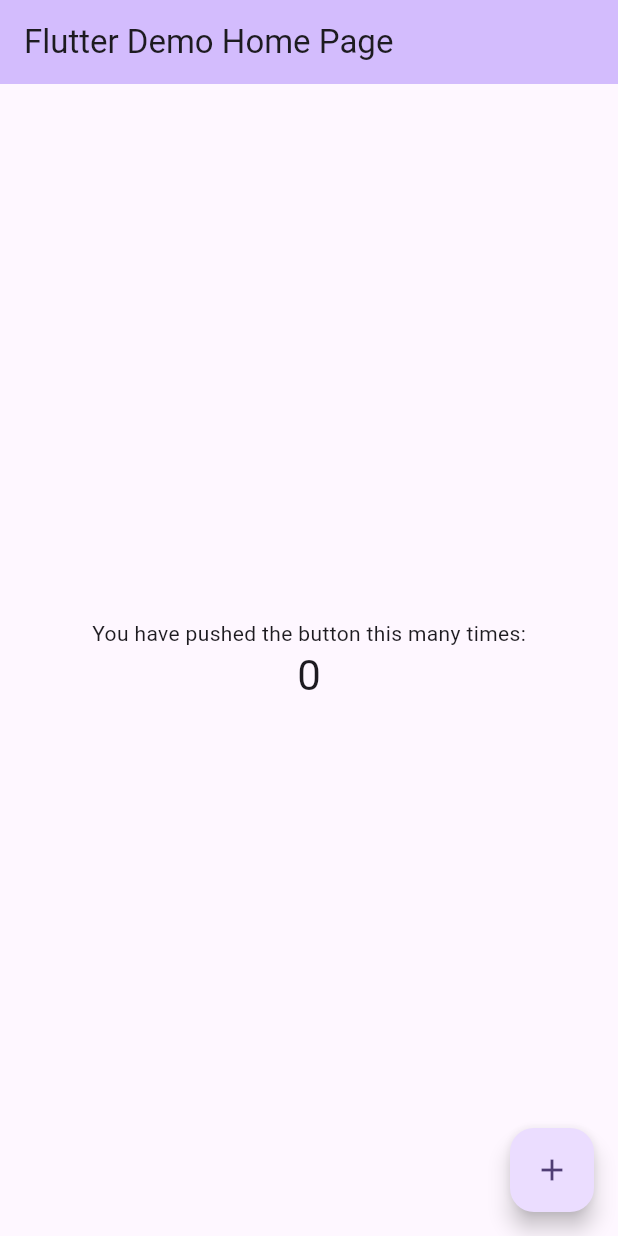
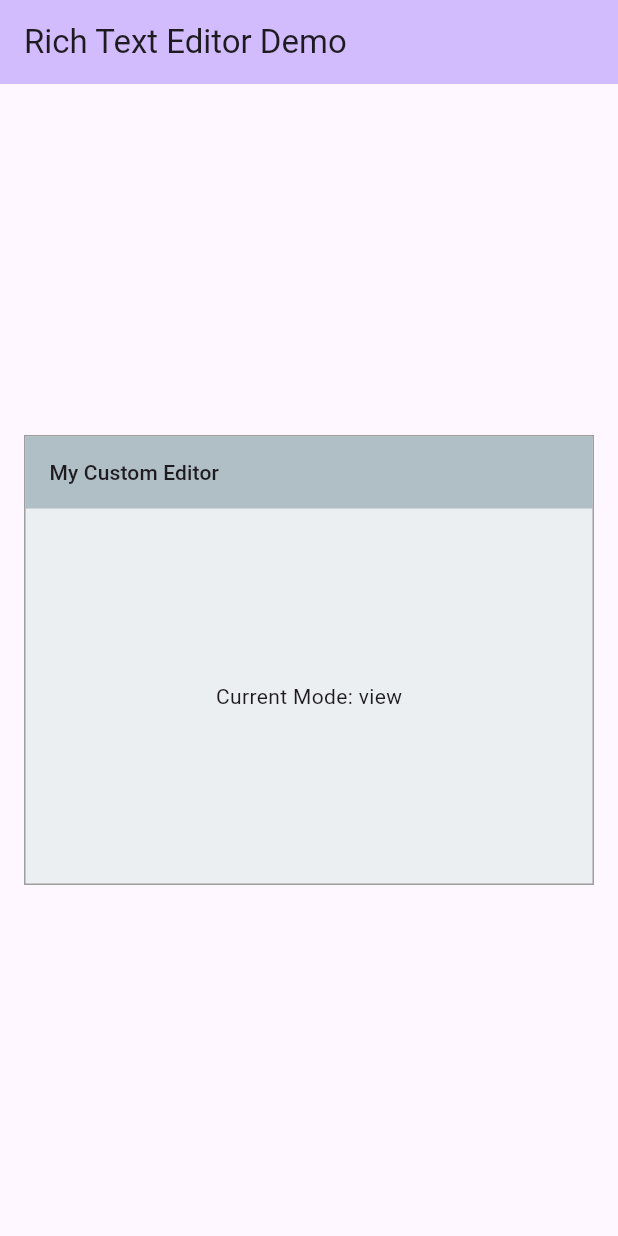
Before and after one commit to cretaDomain/rich_text_editor, a Flutter app: the screen it shows after launch, on a phone screen of 412 x 824 dp. Run offline on Flutter 3.47's test engine with Material 3 defaults, Android fonts, the phone set to English and light mode, and no system bars.

Commit message:
feat(widget): Complete Phase 1 with structure, parameters, and interactions

```diff
--- a/lib/main.dart
+++ b/lib/main.dart
@@ -1,4 +1,6 @@
 import 'package:flutter/material.dart';
+import 'package:rich_text_editor/src/controllers/rich_text_editor_controller.dart';
+import 'package:rich_text_editor/src/widgets/rich_text_editor.dart';
 
 void main() {
   runApp(const MyApp());
@@ -11,7 +13,7 @@ class MyApp extends StatelessWidget {
   @override
   Widget build(BuildContext context) {
     return MaterialApp(
-      title: 'Flutter Demo',
+      title: 'Rich Text Editor Demo',
       theme: ThemeData(
         // This is the theme of your application.
         //
@@ -31,7 +33,7 @@ class MyApp extends StatelessWidget {
         colorScheme: ColorScheme.fromSeed(seedColor: Colors.deepPurple),
         useMaterial3: true,
       ),
-      home: const MyHomePage(title: 'Flutter Demo Home Page'),
+      home: const MyHomePage(title: 'Rich Text Editor Demo'),
     );
   }
 }
@@ -55,17 +57,18 @@ class MyHomePage extends StatefulWidget {
 }
 
 class _MyHomePageState extends State<MyHomePage> {
-  int _counter = 0;
+  late RichTextEditorController _controller;
 
-  void _incrementCounter() {
-    setState(() {
-      // This call to setState tells the Flutter framework that something has
-      // changed in this State, which causes it to rerun the build method below
-      // so that the display can reflect the updated values. If we changed
-      // _counter without calling setState(), then the build method would not be
-      // called again, and so nothing would appear to happen.
-      _counter++;
-    });
+  @override
+  void initState() {
+    super.initState();
+    _controller = RichTextEditorController();
+  }
+
+  @override
+  void dispose() {
+    _controller.dispose();
+    super.dispose();
   }
 
   @override
@@ -89,37 +92,19 @@ class _MyHomePageState extends State<MyHomePage> {
       body: Center(
         // Center is a layout widget. It takes a single child and positions it
         // in the middle of the parent.
-        child: Column(
-          // Column is also a layout widget. It takes a list of children and
-          // arranges them vertically. By default, it sizes itself to fit its
-          // children horizontally, and tries to be as tall as its parent.
-          //
-          // Column has various properties to control how it sizes itself and
-          // how it positions its children. Here we use mainAxisAlignment to
-          // center the children vertically; the main axis here is the vertical
-          // axis because Columns are vertical (the cross axis would be
-          // horizontal).
-          //
-          // TRY THIS: Invoke "debug painting" (choose the "Toggle Debug Paint"
-          // action in the IDE, or press "p" in the console), to see the
-          // wireframe for each widget.
-          mainAxisAlignment: MainAxisAlignment.center,
-          children: <Widget>[
-            const Text(
-              'You have pushed the button this many times:',
-            ),
-            Text(
-              '$_counter',
-              style: Theme.of(context).textTheme.headlineMedium,
-            ),
-          ],
+        child: Padding(
+          padding: const EdgeInsets.all(16.0),
+          child: RichTextEditor(
+            controller: _controller,
+            title: 'My Custom Editor',
+            width: 400,
+            height: 300,
+            backgroundColor: Colors.blueGrey.shade50,
+            titleBarColor: Colors.blueGrey.shade200,
+            initialMode: EditorMode.view,
+          ),
         ),
       ),
-      floatingActionButton: FloatingActionButton(
-        onPressed: _incrementCounter,
-        tooltip: 'Increment',
-        child: const Icon(Icons.add),
-      ), // This trailing comma makes auto-formatting nicer for build methods.
     );
   }
 }
--- /dev/null
+++ b/lib/src/controllers/rich_text_editor_controller.dart
@@ -0,0 +1,28 @@
+import 'package:flutter/foundation.dart';
+
+/// 에디터의 모드를 정의합니다. (편집 모드 / 뷰 모드)
+enum EditorMode {
+  edit,
+  view,
+}
+
+/// Rich Text Editor의 상태를 관리하고, UI에 변경 사항을 알리는 컨트롤러입니다.
+///
+/// 이 컨트롤러는 텍스트 내용, 스타일, 편집 모드 등 에디터의 모든 데이터를 소유하고 제어합니다.
+class RichTextEditorController extends ChangeNotifier {
+  /// 현재 에디터 모드 (기본값: 편집)
+  EditorMode _mode = EditorMode.edit;
+
+  /// 현재 모드를 반환합니다.
+  EditorMode get mode => _mode;
+
+  /// 에디터 모드를 변경하고, 변경 사항을 구독자에게 알립니다.
+  void setMode(EditorMode newMode) {
+    if (_mode != newMode) {
+      _mode = newMode;
+      notifyListeners();
+    }
+  }
+
+  // 개발 단계에 따라 이곳에 에디터의 상태를 관리하는 속성과 메서드가 추가될 예정입니다.
+}
--- /dev/null
+++ b/lib/src/widgets/rich_text_editor.dart
@@ -0,0 +1,122 @@
+import 'package:flutter/material.dart';
+import '../controllers/rich_text_editor_controller.dart';
+
+/// 실제 UI를 렌더링하는 Rich Text Editor 위젯입니다.
+///
+/// 이 위젯은 `controller`를 통해 제공되는 데이터에 따라
+/// 뷰(View) 모드 또는 편집(Edit) 모드의 UI를 표시합니다.
+class RichTextEditor extends StatefulWidget {
+  const RichTextEditor({
+    super.key,
+    required this.controller,
+    this.width,
+    this.height,
+    this.backgroundColor = Colors.transparent,
+    this.title,
+    this.showTitleBar = true,
+    this.titleBarColor,
+    this.titleBarHeight = 48.0,
+    this.initialMode = EditorMode.edit,
+  });
+
+  /// 위젯의 상태를 관리하는 컨트롤러입니다.
+  final RichTextEditorController controller;
+
+  /// 위젯의 가로 크기입니다.
+  final double? width;
+
+  /// 위젯의 세로 크기입니다.
+  final double? height;
+
+  /// 에디터의 배경색입니다. (기본값: 투명)
+  final Color backgroundColor;
+
+  /// 에디터 상단에 표시될 타이틀입니다.
+  final String? title;
+
+  /// 타이틀 바 표시 여부를 결정합니다. (기본값: true)
+  final bool showTitleBar;
+
+  /// 타이틀 바의 배경색입니다.
+  final Color? titleBarColor;
+
+  /// 타이틀 바의 높이입니다.
+  final double titleBarHeight;
+
+  /// 위젯이 처음 생성될 때의 초기 모드입니다. (기본값: 편집 모드)
+  final EditorMode initialMode;
+
+  @override
+  State<RichTextEditor> createState() => _RichTextEditorState();
+}
+
+class _RichTextEditorState extends State<RichTextEditor> {
+  @override
+  void initState() {
+    super.initState();
+    // 위젯 생성 시 전달된 초기 모드를 컨트롤러에 설정합니다.
+    widget.controller.setMode(widget.initialMode);
+    // 컨트롤러의 변경사항을 구독하여 UI를 업데이트합니다.
+    widget.controller.addListener(_update);
+  }
+
+  @override
+  void dispose() {
+    // 위젯이 제거될 때 리스너를 해제하여 메모리 누수를 방지합니다.
+    widget.controller.removeListener(_update);
+    super.dispose();
+  }
+
+  void _update() {
+    // 컨트롤러에서 변경이 발생하면 위젯을 다시 빌드하도록 요청합니다.
+    if (mounted) {
+      setState(() {});
+    }
+  }
+
+  @override
+  Widget build(BuildContext context) {
+    return Container(
+      width: widget.width,
+      height: widget.height,
+      decoration: BoxDecoration(
+        color: widget.backgroundColor,
+        border: Border.all(color: Colors.grey),
+      ),
+      child: Column(
+        children: [
+          // 타이틀 바 표시가 활성화되어 있고, 타이틀이 지정된 경우에만 타이틀 바를 표시합니다.
+          if (widget.showTitleBar && widget.title != null)
+            Container(
+              height: widget.titleBarHeight,
+              color: widget.titleBarColor ?? Theme.of(context).colorScheme.surface,
+              padding: const EdgeInsets.symmetric(horizontal: 16.0),
+              child: Align(
+                alignment: Alignment.centerLeft,
+                child: Text(
+                  widget.title!,
+                  style: Theme.of(context).textTheme.titleSmall,
+                ),
+              ),
+            ),
+
+          // 에디터 본문 영역
+          Expanded(
+            child: GestureDetector(
+              onDoubleTap: () {
+                // 뷰 모드에서 더블 클릭 시 편집 모드로 전환합니다.
+                if (widget.controller.mode == EditorMode.view) {
+                  widget.controller.setMode(EditorMode.edit);
+                }
+              },
+              child: Center(
+                // 현재는 모드 상태를 텍스트로 보여주는 플레이스홀더입니다.
+                child: Text('Current Mode: ${widget.controller.mode.name}'),
+              ),
+            ),
+          ),
+        ],
+      ),
+    );
+  }
+}
```
Also changed, not shown: 1 other file.
